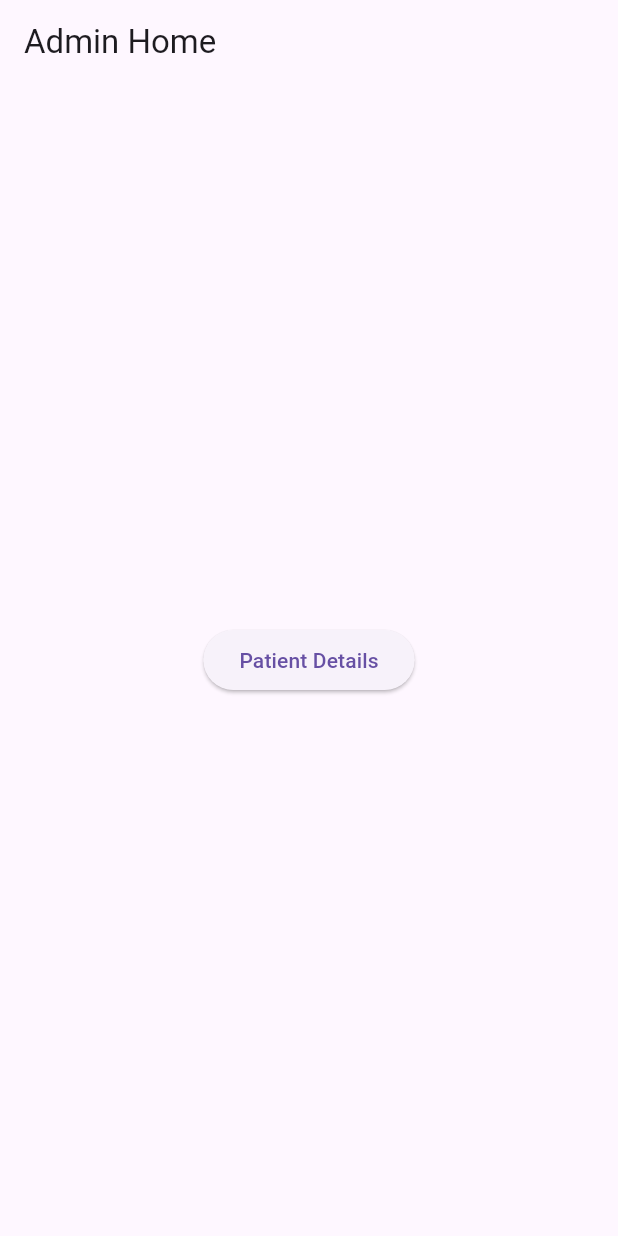
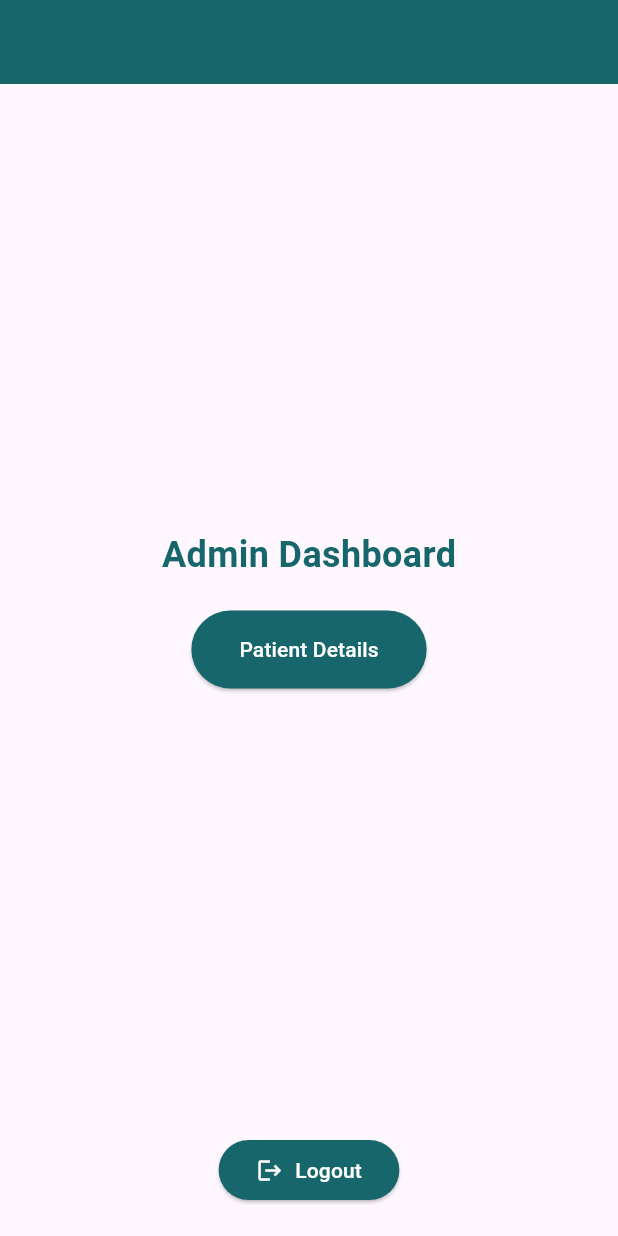
Before and after one commit to sanikaahadap/migraine_review, a Flutter app: the AdminHomePage screen opened directly, on a phone screen of 412 x 824 dp. Run offline on Flutter 3.47's test engine with Material 3 defaults, Android fonts, the phone set to English and light mode, and no system bars; our stand-ins replace cloud_firestore, file_picker, firebase_auth, firebase_core, firebase_storage, fl_chart and 4 more; missing offline and left inert: easy_pdf_viewer; accounts and stored records are empty.

```diff
--- a/lib/admin_home/admin_home.dart
+++ b/lib/admin_home/admin_home.dart
@@ -1,41 +1,90 @@
-// In admin_home.dart
 import 'package:flutter/material.dart';
-import 'package:neurooooo/other_services/user_service.dart';
-import 'package:neurooooo/models/user.dart';// Import the user service
+// import 'package:neurooooo/other_services/user_service.dart';
+// import 'package:neurooooo/models/user.dart';
 import 'package:cloud_firestore/cloud_firestore.dart';
 import 'package:neurooooo/admin_home/users_info.dart';
-
+import 'package:neurooooo/login/login_signup_page.dart';
 
 class AdminHomePage extends StatelessWidget {
   final UserService userService = UserService();
 
-  AdminHomePage({super.key}); // Initialize the user service
+  AdminHomePage({super.key});
 
   @override
   Widget build(BuildContext context) {
     return Scaffold(
       appBar: AppBar(
-        title: const Text('Admin Home'),
+        backgroundColor: const Color(0xFF16666B),
       ),
-      body: Center(
-        child: ElevatedButton(
+      body: Column(
+        mainAxisAlignment: MainAxisAlignment.center,
+        children: [
+          Expanded(
+            child: Center(
+              child: Column(
+                mainAxisAlignment: MainAxisAlignment.center,
+                children: [
+                  const Text(
+                    'Admin Dashboard',
+                    style: TextStyle(
+                      color: Color(0xFF16666B),
+                      fontSize: 24,
+                      fontWeight: FontWeight.bold,
+                    ),
+                  ),
+                  const SizedBox(height: 20),
+                  ElevatedButton(
                     onPressed: () {
                       Navigator.push(
                         context,
                         MaterialPageRoute(builder: (context) => PatientDetailsPage()),
                       );
                     },
-          child: const Text('Patient Details'),
+                    style: ElevatedButton.styleFrom(
+                      backgroundColor: const Color(0xFF16666B),
+                      padding: const EdgeInsets.symmetric(vertical: 16, horizontal: 32),
                     ),
+                    child: const Text(
+                      'Patient Details',
+                      style: TextStyle(color: Colors.white),
+                    ),
+                  ),
+                ],
+              ),
+            ),
+          ),
+          Padding(
+            padding: const EdgeInsets.only(bottom: 20), // Add some space from the bottom
+            child: ElevatedButton.icon(
+              onPressed: () {
+                Navigator.push(
+                  context,
+                  MaterialPageRoute(
+                      builder: (context) => const LoginSignupPage()),
+                );
+              },
+              style: ElevatedButton.styleFrom(
+                backgroundColor: const Color(0xFF16666B),
+                padding: const EdgeInsets.symmetric(vertical: 10, horizontal: 25),
+              ),
+              icon: const Icon(Icons.logout, color: Colors.white), // Set the icon color to white
+              label: const Text(
+                'Logout',
+                style: TextStyle(color: Colors.white),
+              ),
+            ),
+          ),
+        ],
       ),
     );
   }
 }
 
+
 class PatientDetailsPage extends StatelessWidget {
   final UserService userService = UserService();
 
-  PatientDetailsPage({Key? key});
+  PatientDetailsPage({super.key});
 
   @override
   Widget build(BuildContext context) {
--- a/lib/login/admin_login.dart
+++ b/lib/login/admin_login.dart
@@ -22,7 +22,10 @@ class AdminLoginPageState extends State<AdminLoginPage> {
         leading: IconButton(
           icon: const Icon(Icons.arrow_back),
           onPressed: () {
-            Navigator.pop(context);
+            Navigator.push(
+              context,
+              MaterialPageRoute(builder: (context) => const AdminLoginPage()),
+            );
           },
         ),
       ),
--- a/lib/main_features/ehr/ehr_entry.dart
+++ b/lib/main_features/ehr/ehr_entry.dart
@@ -1,6 +1,6 @@
 import 'package:flutter/material.dart';
-import 'package:neurooooo/main_features/ehr/ehr_graph.dart';
-// import 'package:neurooooo/main_features/ehr/ehr.dart';
+// import 'package:neurooooo/main_features/ehr/ehr_graph.dart';
+// // import 'package:neurooooo/main_features/ehr/ehr.dart';
 import 'package:neurooooo/main_features/ehr/ehr_record.dart';
 import 'package:neurooooo/main_features/ehr/pdf_upload.dart';
 
@@ -67,7 +67,7 @@ class Ehrmainpg extends StatelessWidget {
                     borderRadius: BorderRadius.circular(15),
                   ),
                 ),
-                child: const Text('Upload PDFs', style: TextStyle(fontSize: 18, color: Colors.white)),
+                child: const Text('Upload Medical Records', style: TextStyle(fontSize: 18, color: Colors.white)),
               ),
             ],
           ),
--- a/lib/main_features/migraine_logs/migraine_logs.dart
+++ b/lib/main_features/migraine_logs/migraine_logs.dart
@@ -1,6 +1,7 @@
 import 'package:cloud_firestore/cloud_firestore.dart';
 import 'package:flutter/material.dart';
 import 'package:neurooooo/user_home/home.dart';
+import 'package:neurooooo/user_home/nav_bar.dart';
 
 class MigraineLogsPage extends StatefulWidget {
   const MigraineLogsPage({Key? key}) : super(key: key);
@@ -602,7 +603,7 @@ class LogResponsePage extends StatelessWidget {
               onPressed: () {
                 Navigator.push(
                   context,
-                  MaterialPageRoute(builder: (context) => const HomePage()),
+                  MaterialPageRoute(builder: (context) => const CustomBottomNavigationBar()),
                 );
               },
               style: ElevatedButton.styleFrom(
--- a/lib/main_features/youtube_tips/youtube_links.dart
+++ b/lib/main_features/youtube_tips/youtube_links.dart
@@ -8,7 +8,7 @@ final videoUrls = [
 ];
 
 class Feed extends StatelessWidget {
-  const Feed({Key? key});
+  const Feed({super.key});
 
   @override
   Widget build(BuildContext context) {
--- a/lib/onboarding/animated_page.dart
+++ b/lib/onboarding/animated_page.dart
@@ -63,7 +63,7 @@ class AnimatedPageState extends State<AnimatedPage>
             ),
             SizedBox(
               height: MediaQuery.of(context).size.height / 4,
-              child: Center(
+              child: const Center(
                 // Content for the bottom half of the page
                 // For example, you can place the animated special shape and the button here
                 child: Column(
--- a/lib/user_home/profile.dart
+++ b/lib/user_home/profile.dart
@@ -6,10 +6,10 @@ class ProfilePage extends StatefulWidget {
   const ProfilePage({Key? key}) : super(key: key);
 
   @override
-  _ProfilePageState createState() => _ProfilePageState();
+  ProfilePageState createState() => ProfilePageState();
 }
 
-class _ProfilePageState extends State<ProfilePage> {
+class ProfilePageState extends State<ProfilePage> {
   late Future<Map<String, dynamic>> _userData;
 
   @override
```
Also changed, not shown: lib/login/login.dart (+10 -1 lines), lib/login/signup.dart (+11 -1 lines), lib/onboarding/userinfopage.dart (+55 -19 lines). Lines whose indentation alone changed are shown as unchanged.
